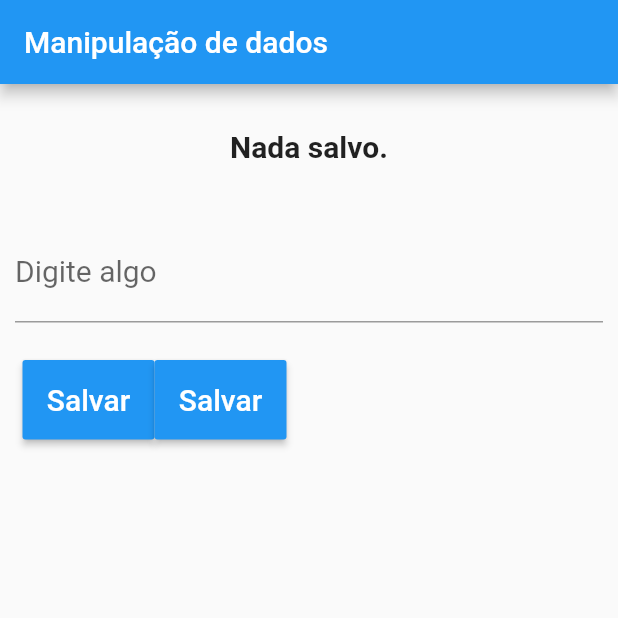
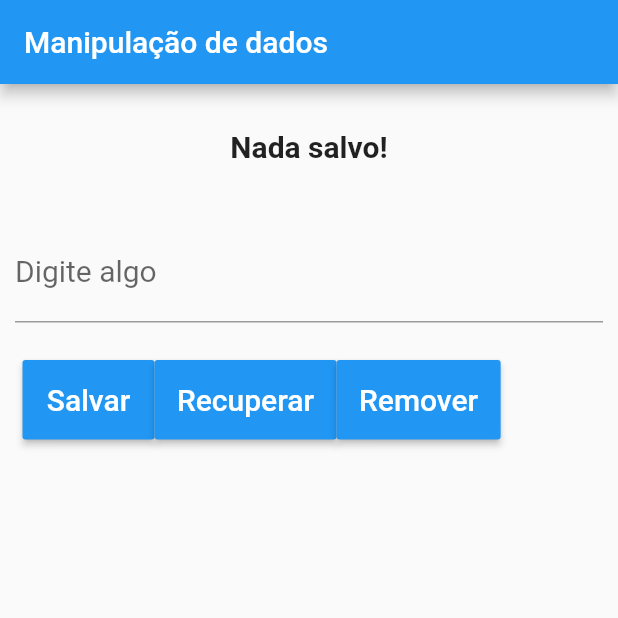
Before and after one commit to danilovalerio/dados_preferencias_flutter, a Flutter app: the screen it shows after launch, after a tap on "Salvar", on a phone screen of 412 x 824 dp, the top half of it. Run offline on Flutter 3.47's test engine with Material 2 defaults, Android fonts, the phone set to English and light mode, and no system bars; our stand-ins replace shared_preferences.

Commit message:
Shared Preferences - adicionar - recuperar - remover

```diff
--- a/lib/Home.dart
+++ b/lib/Home.dart
@@ -1,4 +1,5 @@
 import 'package:flutter/material.dart';
+import 'package:shared_preferences/shared_preferences.dart';
 
 class Home extends StatefulWidget {
   @override
@@ -7,13 +8,33 @@ class Home extends StatefulWidget {
 
 class _HomeState extends State<Home> {
 
+  String _txtSalvo = "Nada salvo!";
   TextEditingController _controllerCampo = TextEditingController();
 
-  _salvar(){
+  _salvar() async {
+
+    String vlrDigitado = _controllerCampo.text;
+
+    SharedPreferences prefs = await SharedPreferences.getInstance();
+    await prefs.setString("nome", vlrDigitado);
+
+    print("operacao salvar: $vlrDigitado");
 
   }
 
-  _recuperar(){
+  _recuperar()async{
+    SharedPreferences prefs = await SharedPreferences.getInstance();
+    setState(() {
+      _txtSalvo = prefs.getString("nome") ?? "Sem valor.";
+    });
+
+  }
+
+  _remover()async{
+
+    SharedPreferences prefs = await SharedPreferences.getInstance();
+    prefs.remove("nome");
+
 
   }
 
@@ -29,7 +50,7 @@ class _HomeState extends State<Home> {
           children: <Widget>[
             Padding(
               padding: EdgeInsets.all(30),
-              child: Text("Nada salvo.",
+              child: Text(_txtSalvo,
               style: TextStyle(
                 fontSize: 20,
                 fontWeight: FontWeight.bold,
@@ -66,12 +87,24 @@ class _HomeState extends State<Home> {
                     textColor: Colors.white,
                     padding: EdgeInsets.all(15),
                     child: Text(
-                      "Salvar",
+                      "Recuperar",
                       style: TextStyle(
                           fontSize: 20
                       ),
                     ),
                     onPressed: _recuperar,
+                  ),
+                  RaisedButton(
+                    color: Colors.blue,
+                    textColor: Colors.white,
+                    padding: EdgeInsets.all(15),
+                    child: Text(
+                      "Remover",
+                      style: TextStyle(
+                          fontSize: 20
+                      ),
+                    ),
+                    onPressed: _remover,
                   ),
                 ],
               ),
--- a/pubspec.yaml
+++ b/pubspec.yaml
@@ -23,6 +23,7 @@ dependencies:
   # The following adds the Cupertino Icons font to your application.
   # Use with the CupertinoIcons class for iOS style icons.
   cupertino_icons: ^0.1.2
+  shared_preferences: ^0.5.4+3
 
 dev_dependencies:
   flutter_test:
```
Also changed, not shown: pubspec.lock.
